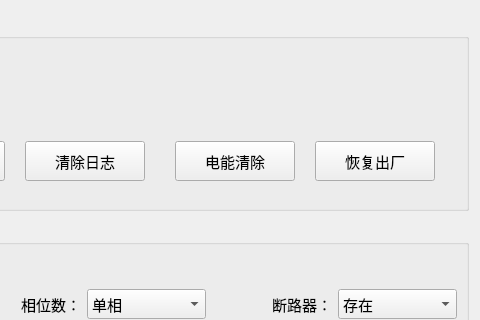
This is ip_qc/home/home_devwid.ui in ChinaClever/IP-Tools as Qt 5 draws it before an edit; both pictures show x 706 to 1186 and y 0 to 320 of the 1186 by 666 pixel window. The edited form follows.
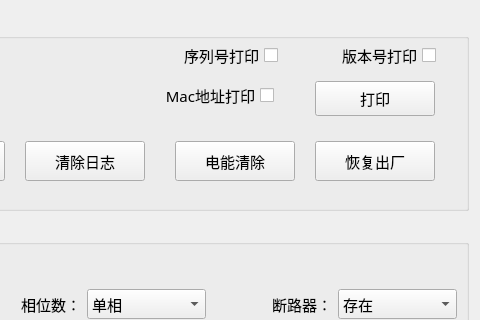
This is the edited form.

What changed in the file:
```diff
--- a/ip_qc/home/home_devwid.ui
+++ b/ip_qc/home/home_devwid.ui
@@ -853,6 +853,100 @@
        <bool>true</bool>
       </property>
      </widget>
+     <widget class="QPushButton" name="printBtn">
+      <property name="geometry">
+       <rect>
+        <x>1010</x>
+        <y>70</y>
+        <width>120</width>
+        <height>35</height>
+       </rect>
+      </property>
+      <property name="minimumSize">
+       <size>
+        <width>0</width>
+        <height>35</height>
+       </size>
+      </property>
+      <property name="text">
+       <string>打印</string>
+      </property>
+     </widget>
+     <widget class="QCheckBox" name="printFw">
+      <property name="geometry">
+       <rect>
+        <x>1000</x>
+        <y>30</y>
+        <width>131</width>
+        <height>28</height>
+       </rect>
+      </property>
+      <property name="sizePolicy">
+       <sizepolicy hsizetype="Preferred" vsizetype="Preferred">
+        <horstretch>0</horstretch>
+        <verstretch>0</verstretch>
+       </sizepolicy>
+      </property>
+      <property name="layoutDirection">
+       <enum>Qt::RightToLeft</enum>
+      </property>
+      <property name="text">
+       <string>版本号打印</string>
+      </property>
+      <property name="checked">
+       <bool>false</bool>
+      </property>
+     </widget>
+     <widget class="QCheckBox" name="printSN">
+      <property name="geometry">
+       <rect>
+        <x>820</x>
+        <y>30</y>
+        <width>153</width>
+        <height>28</height>
+       </rect>
+      </property>
+      <property name="sizePolicy">
+       <sizepolicy hsizetype="Preferred" vsizetype="Preferred">
+        <horstretch>0</horstretch>
+        <verstretch>0</verstretch>
+       </sizepolicy>
+      </property>
+      <property name="layoutDirection">
+       <enum>Qt::RightToLeft</enum>
+      </property>
+      <property name="text">
+       <string>序列号打印</string>
+      </property>
+      <property name="checked">
+       <bool>false</bool>
+      </property>
+     </widget>
+     <widget class="QCheckBox" name="printMac">
+      <property name="geometry">
+       <rect>
+        <x>828</x>
+        <y>70</y>
+        <width>141</width>
+        <height>28</height>
+       </rect>
+      </property>
+      <property name="sizePolicy">
+       <sizepolicy hsizetype="Preferred" vsizetype="Preferred">
+        <horstretch>0</horstretch>
+        <verstretch>0</verstretch>
+       </sizepolicy>
+      </property>
+      <property name="layoutDirection">
+       <enum>Qt::RightToLeft</enum>
+      </property>
+      <property name="text">
+       <string>Mac地址打印</string>
+      </property>
+      <property name="checked">
+       <bool>false</bool>
+      </property>
+     </widget>
     </widget>
    </item>
   </layout>
```
